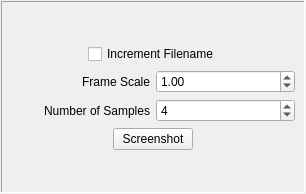
Before: the Qt Designer form Helios/Qt/Plugins/SnapShot/SnapShot.ui in perryiv/cadkit, drawn with Qt 5.
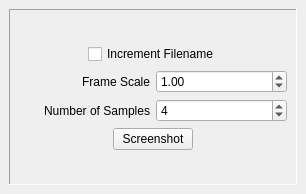
After: the same form once the commit is applied.

Patch:
```diff
--- a/Helios/Qt/Plugins/SnapShot/SnapShot.ui
+++ b/Helios/Qt/Plugins/SnapShot/SnapShot.ui
@@ -13,21 +13,12 @@
    <string>Screenshot</string>
   </property>
   <layout class="QVBoxLayout" >
+   <property name="margin" >
+    <number>9</number>
+   </property>
    <property name="spacing" >
     <number>6</number>
    </property>
-   <property name="leftMargin" >
-    <number>1</number>
-   </property>
-   <property name="topMargin" >
-    <number>1</number>
-   </property>
-   <property name="rightMargin" >
-    <number>1</number>
-   </property>
-   <property name="bottomMargin" >
-    <number>1</number>
-   </property>
    <item>
     <widget class="QFrame" name="_outerFrame" >
      <property name="frameShape" >
@@ -37,6 +28,12 @@
       <enum>QFrame::Sunken</enum>
      </property>
      <layout class="QVBoxLayout" >
+      <property name="margin" >
+       <number>9</number>
+      </property>
+      <property name="spacing" >
+       <number>6</number>
+      </property>
       <item>
        <spacer>
         <property name="orientation" >
@@ -52,6 +49,12 @@
       </item>
       <item>
        <layout class="QHBoxLayout" >
+        <property name="margin" >
+         <number>0</number>
+        </property>
+        <property name="spacing" >
+         <number>6</number>
+        </property>
         <item>
          <spacer>
           <property name="orientation" >
```
Left out of the diff: 45 changed lines with no effect on the pictures.
